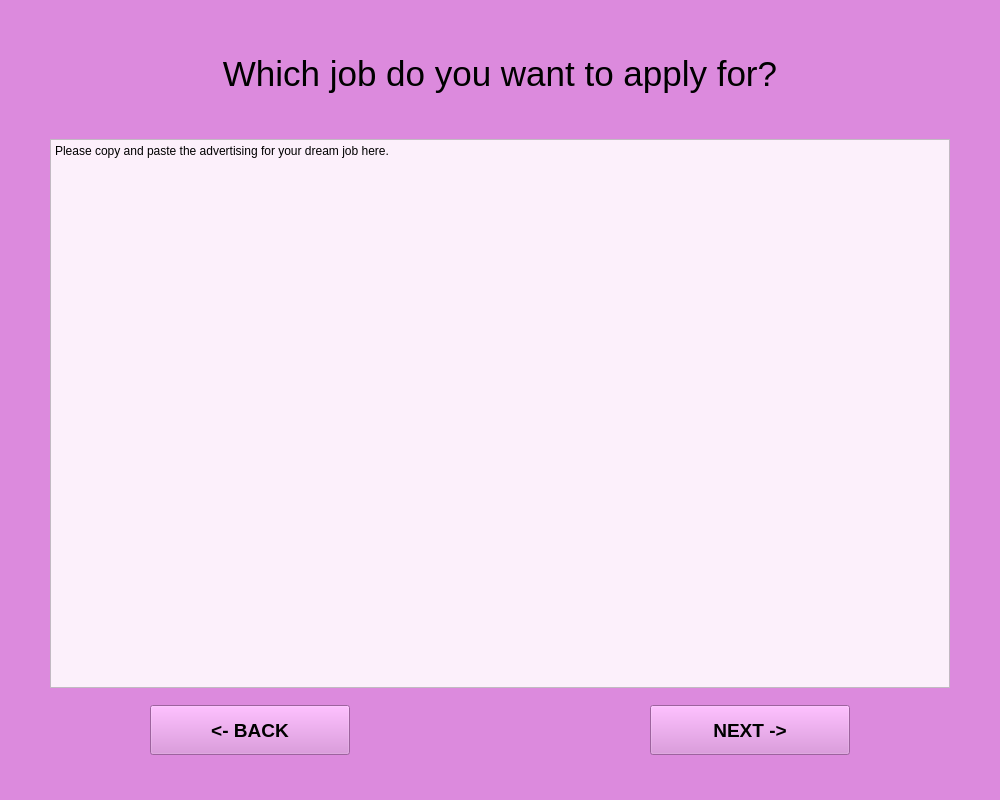
Above: gui/Window_3_JobAd_en.ui from DCI-P23-E03/LazyApp before the change. Below: the same form after it.
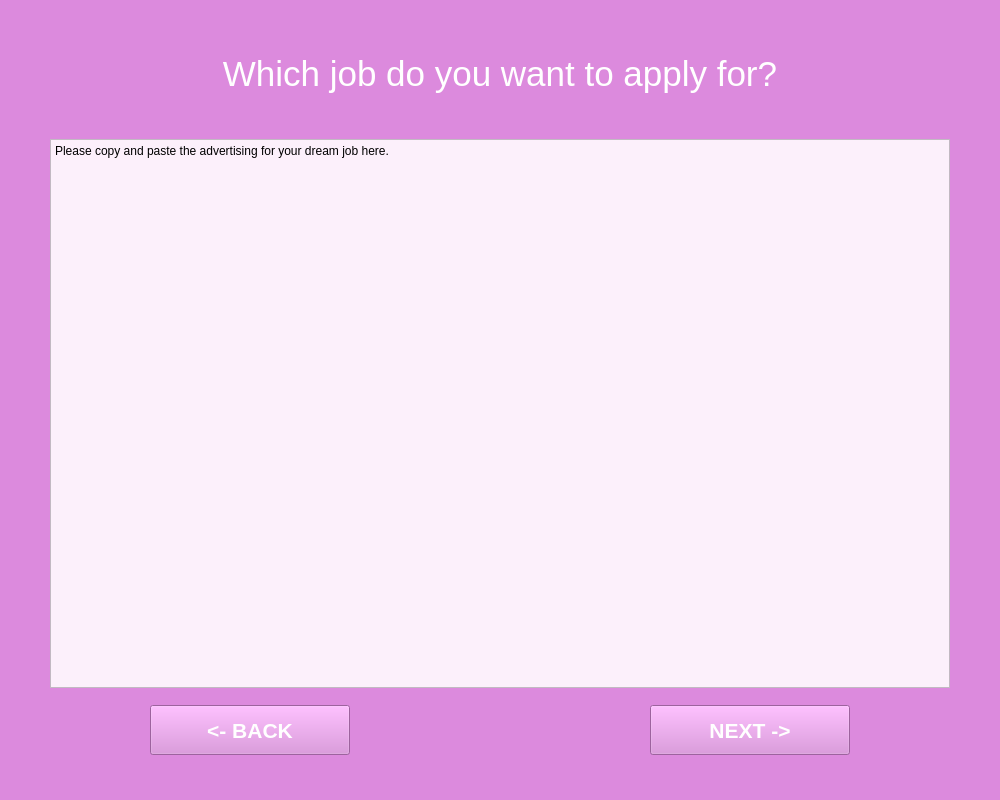
That is the form after the change.

Diff of the .ui file:
```diff
--- a/gui/Window_3_JobAd_en.ui
+++ b/gui/Window_3_JobAd_en.ui
@@ -29,6 +29,9 @@
     <property name="autoFillBackground">
      <bool>true</bool>
     </property>
+    <property name="styleSheet">
+     <string notr="true">color: rgb(255, 255, 255);</string>
+    </property>
     <property name="frameShape">
      <enum>QFrame::NoFrame</enum>
     </property>
@@ -57,11 +60,14 @@
     </property>
     <property name="font">
      <font>
-      <pointsize>14</pointsize>
+      <pointsize>16</pointsize>
       <weight>75</weight>
       <bold>true</bold>
      </font>
     </property>
+    <property name="styleSheet">
+     <string notr="true">color: rgb(255, 255, 255);</string>
+    </property>
     <property name="text">
      <string>NEXT -&gt;</string>
     </property>
@@ -102,11 +108,14 @@
     </property>
     <property name="font">
      <font>
-      <pointsize>14</pointsize>
+      <pointsize>16</pointsize>
       <weight>75</weight>
       <bold>true</bold>
      </font>
     </property>
+    <property name="styleSheet">
+     <string notr="true">color: rgb(255, 255, 255);</string>
+    </property>
     <property name="text">
      <string>&lt;- BACK</string>
     </property>
```
